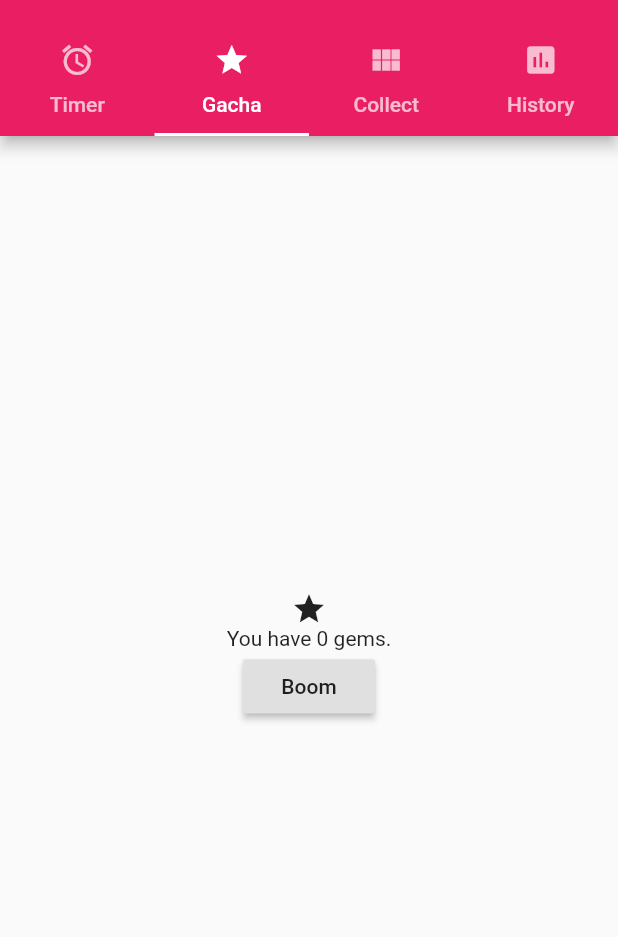
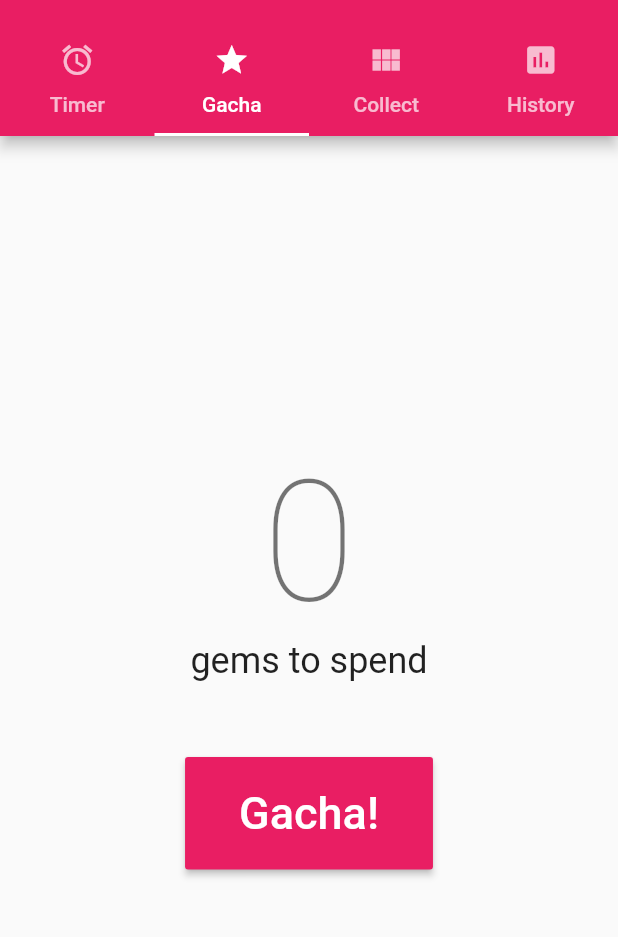
Before and after one commit to sarahjting/ww4w, a Flutter app: the screen it shows after launch, tab 2 chosen, on a phone screen of 412 x 824 dp, the part 59-996 px from its top. Run offline on Flutter 3.47's test engine with Material 2 defaults, Android fonts, the phone set to English and light mode, and no system bars; our stand-ins replace device_info, flutter_dotenv, localstorage, random_string.

Commit message:
skin gacha page

```diff
--- a/app/lib/widgets/GachaWidget.dart
+++ b/app/lib/widgets/GachaWidget.dart
@@ -56,11 +56,15 @@ class _GachaState extends State<GachaWidget> {
             onPressed: () {},
           ),
           RaisedButton(
-            child: Text("Pull Again"),
+            color: Colors.pink,
             onPressed: () {
               Navigator.pop(context);
               _handleGacha(context);
             },
+            child: Text(
+              "Again!",
+              style: TextStyle(color: Colors.white),
+            ),
           ),
         ],
       );
@@ -99,13 +103,25 @@ class _GachaState extends State<GachaWidget> {
         child: Column(
           mainAxisAlignment: MainAxisAlignment.center,
           children: <Widget>[
-            Icon(Icons.star),
-            Text("You have " + _getGems().toString() + " gems."),
-            RaisedButton(
-                onPressed: () {
-                  _handleGacha(context);
-                },
-                child: Text("Boom"))
+            Text(
+              _getGems().toString(),
+              style: Theme.of(context).textTheme.headline1,
+            ),
+            Text("gems to spend", style: Theme.of(context).textTheme.headline5),
+            Padding(
+              padding: EdgeInsets.only(top: 50.0),
+              child: RaisedButton(
+                color: Colors.pink,
+                onPressed: () => _handleGacha(context),
+                child: Padding(
+                  padding: EdgeInsets.all(20),
+                  child: Text(
+                    "Gacha!",
+                    style: TextStyle(fontSize: 30.0, color: Colors.white),
+                  ),
+                ),
+              ),
+            )
           ],
         ),
       ),
```
